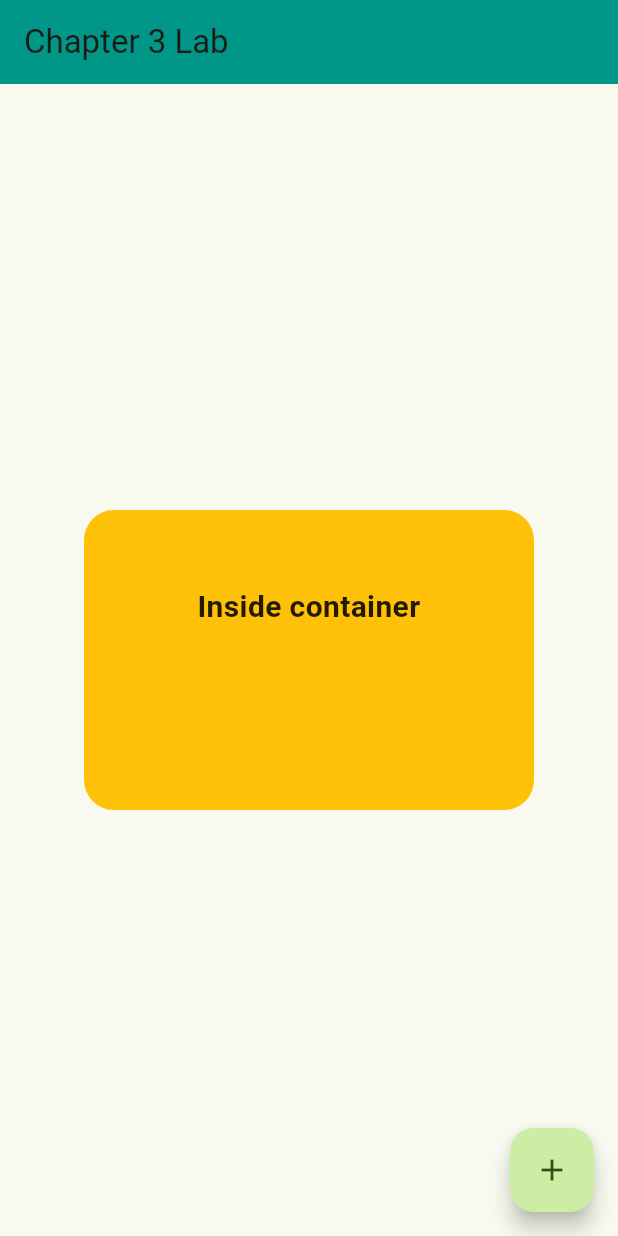
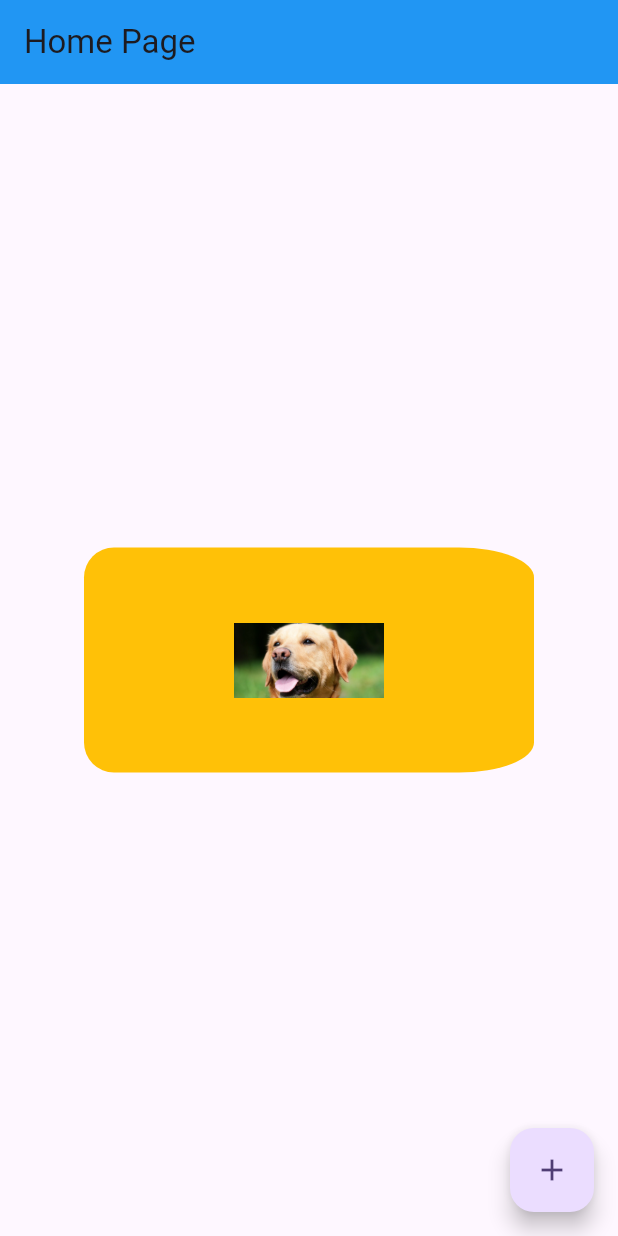
Before and after one commit to Siriwatt/flutter_application_1, a Flutter app: the screen it shows after launch, on a phone screen of 412 x 824 dp. Run offline on Flutter 3.47's test engine with Material 3 defaults, Android fonts, the phone set to English and light mode, and no system bars.

Commit message:
container + image

```diff
--- a/lib/main.dart
+++ b/lib/main.dart
@@ -13,14 +13,17 @@ class MyApp extends StatelessWidget {
   Widget build(BuildContext context) {
     // เมธอด build() ส่งคืนโครงสร้างต้นไม้วิดเจ็ตสำหรับวิดเจ็ตนี้
     return MaterialApp(
+      title: 'My Awesome App',
+      debugShowCheckedModeBanner: false, // ซ่อนแบนเนอร์ debug
       theme: ThemeData(
-    colorScheme: ColorScheme.fromSeed(seedColor: Colors.lightGreen),
-    useMaterial3: true, // ใช้ Material Design เวอร์ชันล่าสุด
+        colorScheme: ColorScheme.fromSeed(seedColor: Colors.deepPurple),
+        useMaterial3: true, // ใช้ Material Design เวอร์ชันล่าสุด
       ),
-        title: 'Flutter Demo',
-        home: const MyHomePage()
-    );
+      home: const MyHomePage(), // วิดเจ็ตหน้าจอหลักของคุณ
+    ); // สร้าง MaterialApp ซึ่งเป็นวิดเจ็ตหลักของแอปพลิเคชัน
   }
+
+  // สร้าง MaterialApp ซึ่งเป็นวิดเจ็ตหลักของแอปพลิเคชัน
 }
 
 class MyHomePage extends StatelessWidget {
@@ -28,33 +31,38 @@ class MyHomePage extends StatelessWidget {
 
   @override
   Widget build(BuildContext context) {
-    return Scaffold( // ให้โครงสร้างแอปพื้นฐาน
+    return Scaffold(
+      // ให้โครงสร้างแอปพื้นฐาน
       appBar: AppBar(
-        title: const Text('Chapter 3 Lab'),
-        backgroundColor: Colors.teal, // ปรับแต่งสี AppBar
+        title: const Text('Home Page'),
+        backgroundColor: Colors.blue, // ปรับแต่งสี AppBar
       ),
       body: Center(
-        child: Container( // กล่อง
-        padding: const EdgeInsets.all(50.0),
+        // พื้นที่เนื้อหาหลัก
+        child: Container(
+          padding: EdgeInsets.all(10.0),
           width: 300.0,
-          height: 200.0,
+          height: 150.0,
           decoration: BoxDecoration(
             color: Colors.amber,
-            borderRadius: BorderRadius.all(Radius.circular(20.0)),
+            borderRadius: BorderRadius.horizontal(
+              left: Radius.circular(20.0), // มุมโค้งด้านซ้าย
+              right: Radius.elliptical(50.0,20), // มุมโค้งด้านขวา
+            ),
           ),
-          child: const Text('Inside container',
-            textAlign: TextAlign.center,
-            style: TextStyle(
-              fontSize: 20.0,
-              fontWeight: FontWeight.bold,
-              color: Colors.black87,
-            )
+          child: Center(
+            child: Image.asset('assets/images/dog.jpg', // ใช้ Image.asset เพื่อโหลดรูปภาพจาก assets
+            width: 100,
+            height: 50,
+            fit: BoxFit.cover,
+            ),
           ),
         ),
       ),
       floatingActionButton: FloatingActionButton(
         onPressed: () {
           // การกระทำที่จะทำเมื่อกดปุ่ม
+          // ignore: avoid_print
           print('FAB Pressed!');
         },
         child: const Icon(Icons.add), // ไอคอนสำหรับปุ่ม
```
Also changed, not shown: pubspec.yaml (+4 -3 lines), assets/images/dog.jpg (added).
